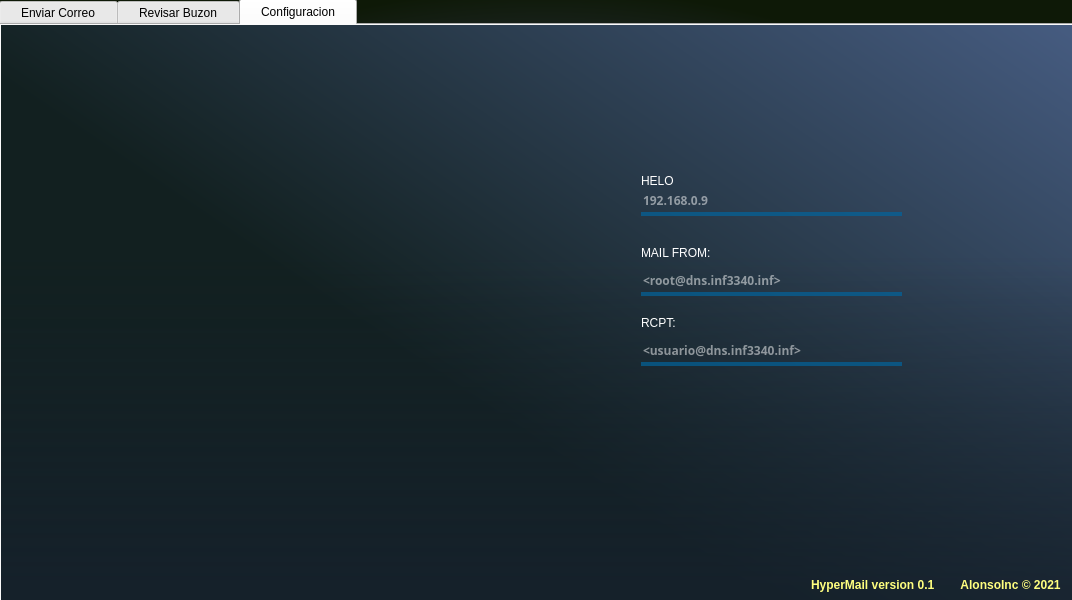
pancitoconquesito/redes_I, file UI.ui: the form before one commit.
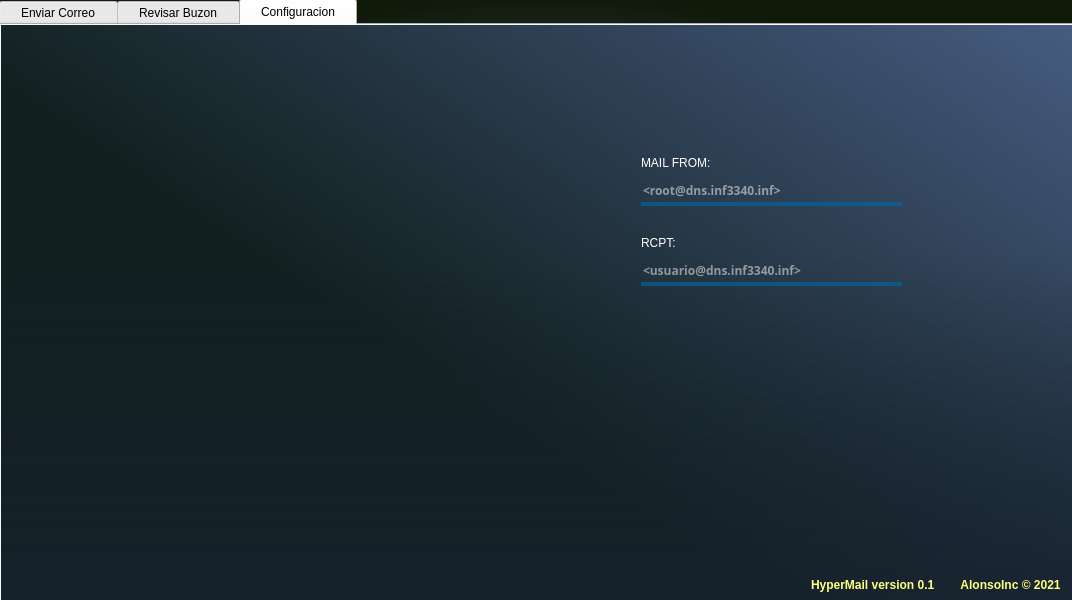
The form after the commit. The open tabs and pages were chosen to show the change. Icons and pictures are not drawn.

What changed in the file:
```diff
--- a/UI.ui
+++ b/UI.ui
@@ -702,7 +702,7 @@
        <property name="geometry">
         <rect>
          <x>640</x>
-         <y>240</y>
+         <y>150</y>
          <width>261</width>
          <height>31</height>
         </rect>
@@ -719,32 +719,11 @@
         <string>&lt;root@dns.inf3340.inf&gt;</string>
        </property>
       </widget>
-      <widget class="QLineEdit" name="TextRCPT">
-       <property name="geometry">
-        <rect>
-         <x>640</x>
-         <y>310</y>
-         <width>261</width>
-         <height>31</height>
-        </rect>
-       </property>
-       <property name="font">
-        <font>
-         <family>Small Fonts</family>
-         <pointsize>9</pointsize>
-         <weight>75</weight>
-         <bold>true</bold>
-        </font>
-       </property>
-       <property name="placeholderText">
-        <string>&lt;usuario@dns.inf3340.inf&gt;</string>
-       </property>
-      </widget>
       <widget class="QLabel" name="label_5">
        <property name="geometry">
         <rect>
          <x>640</x>
-         <y>220</y>
+         <y>130</y>
          <width>81</width>
          <height>16</height>
         </rect>
@@ -757,7 +736,7 @@
        <property name="geometry">
         <rect>
          <x>640</x>
-         <y>290</y>
+         <y>210</y>
          <width>81</width>
          <height>16</height>
         </rect>
@@ -766,40 +745,6 @@
         <string>RCPT:</string>
        </property>
       </widget>
-      <widget class="QLabel" name="label_7">
-       <property name="geometry">
-        <rect>
-         <x>640</x>
-         <y>140</y>
-         <width>61</width>
-         <height>31</height>
-        </rect>
-       </property>
-       <property name="text">
-        <string>HELO</string>
-       </property>
-      </widget>
-      <widget class="QLineEdit" name="Texthelo">
-       <property name="geometry">
-        <rect>
-         <x>640</x>
-         <y>160</y>
-         <width>261</width>
-         <height>31</height>
-        </rect>
-       </property>
-       <property name="font">
-        <font>
-         <family>Small Fonts</family>
-         <pointsize>9</pointsize>
-         <weight>75</weight>
-         <bold>true</bold>
-        </font>
-       </property>
-       <property name="placeholderText">
-        <string>192.168.0.9</string>
-       </property>
-      </widget>
       <widget class="QLabel" name="label_8">
        <property name="geometry">
         <rect>
@@ -904,6 +849,27 @@
          <height>361</height>
         </rect>
        </property>
+       <widget class="QLineEdit" name="TextRCPT">
+        <property name="geometry">
+         <rect>
+          <x>660</x>
+          <y>0</y>
+          <width>261</width>
+          <height>31</height>
+         </rect>
+        </property>
+        <property name="font">
+         <font>
+          <family>Small Fonts</family>
+          <pointsize>9</pointsize>
+          <weight>75</weight>
+          <bold>true</bold>
+         </font>
+        </property>
+        <property name="placeholderText">
+         <string>&lt;usuario@dns.inf3340.inf&gt;</string>
+        </property>
+       </widget>
       </widget>
       <zorder>label_9</zorder>
       <zorder>label_12</zorder>
```
Left out of the diff: 11 changed lines with no effect on the pictures.
